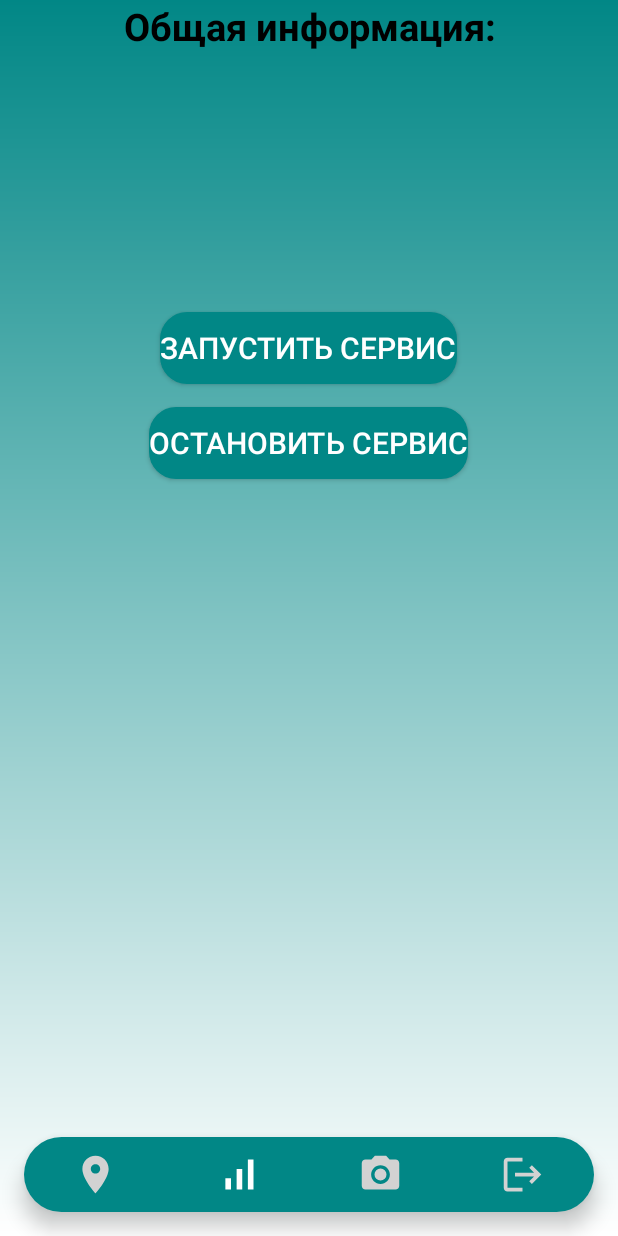
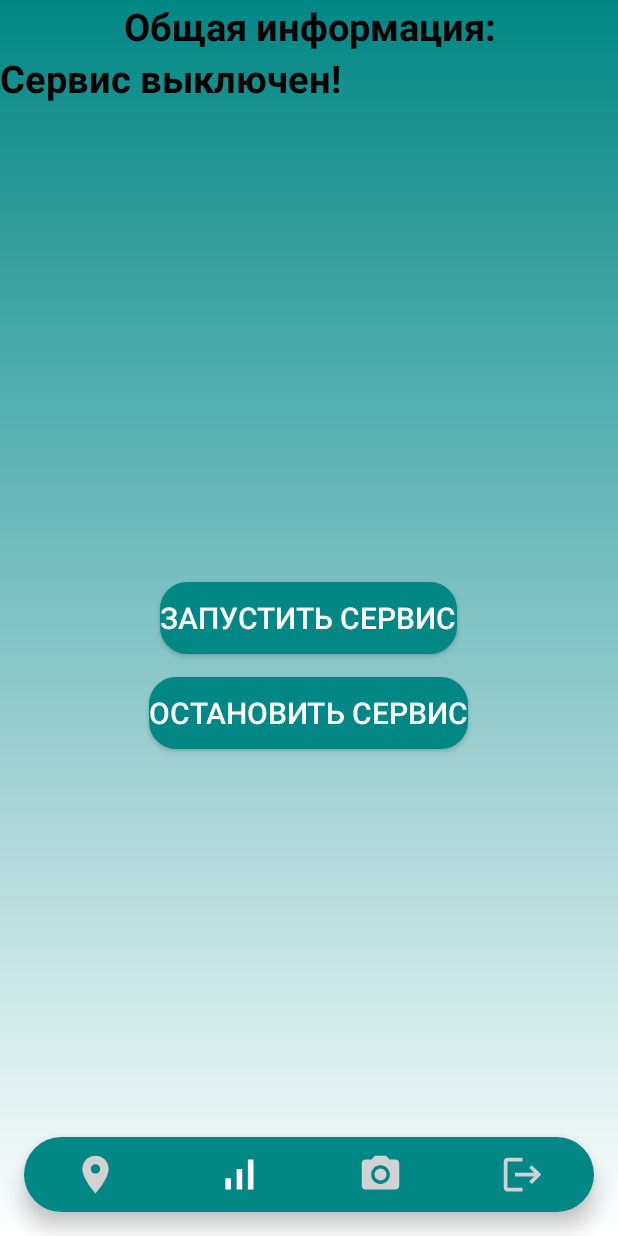
Before and after one commit to Windflawoffical/TheBestPrototype, an Android app: the SignalFragment screen opened through its navigation route, on a phone screen of 412 x 824 dp. Run offline under Robolectric (Android 15) with nearby library versions, the phone set to English and light mode, and no system bars.

Commit message:
Upgrade interface

```diff
--- a/app/src/main/java/com/example/thebestprototype/Screens/SignalFragment.java
+++ b/app/src/main/java/com/example/thebestprototype/Screens/SignalFragment.java
@@ -1,8 +1,10 @@
 package com.example.thebestprototype.Screens;
 
 import android.Manifest;
+import android.content.BroadcastReceiver;
 import android.content.Context;
 import android.content.Intent;
+import android.content.IntentFilter;
 import android.content.SharedPreferences;
 import android.os.Bundle;
 import android.preference.PreferenceManager;
@@ -30,6 +32,14 @@ public class SignalFragment extends Fragment {
 
     FragmentSignalBinding fragmentSignalBinding;
 
+    private final BroadcastReceiver receiver = new BroadcastReceiver() {
+        @Override
+        public void onReceive(Context context, Intent intent) {
+            int signal = intent.getIntExtra("Signal", 0);
+            fragmentSignalBinding.infoforsignal.setText(String.valueOf("Ваш уровень сигнала = " + signal));
+        }
+    };
+
     @Nullable
     @Override
     public View onCreateView(@NonNull LayoutInflater inflater, @Nullable ViewGroup container, @Nullable Bundle savedInstanceState) {
@@ -49,7 +59,10 @@ public class SignalFragment extends Fragment {
 
         requestPermissionLauncher.launch(Manifest.permission.ACCESS_FINE_LOCATION);
 
-        fragmentSignalBinding.StopService.setOnClickListener(v -> StopSignalService());
+        fragmentSignalBinding.StopService.setOnClickListener(v -> {
+            StopSignalService();
+            fragmentSignalBinding.infoforsignal.setText(String.valueOf("Сервис выключен!"));
+        });
 
         fragmentSignalBinding.bottomNavigation.setSelectedItemId(R.id.Signal);
         fragmentSignalBinding.bottomNavigation.setOnItemSelectedListener(item -> {
@@ -101,4 +114,16 @@ public class SignalFragment extends Fragment {
         getActivity().stopService(intent);
         Toast.makeText(getActivity().getApplicationContext(), "Signal service stopped", Toast.LENGTH_SHORT).show();
     }
+
+    @Override
+    public void onResume() {
+        super.onResume();
+        getActivity().registerReceiver(receiver, new IntentFilter("GET_SIGNAL"));
+    }
+
+    @Override
+    public void onPause() {
+        super.onPause();
+        getActivity().unregisterReceiver(receiver);
+    }
 }
--- a/app/src/main/res/layout/fragment_signal.xml
+++ b/app/src/main/res/layout/fragment_signal.xml
@@ -19,49 +19,22 @@
         android:id="@+id/infoforsignal"
         android:layout_width="match_parent"
         android:layout_height="wrap_content"
+        android:textStyle="bold"
+        android:textSize="25sp"
         android:textColor="@color/black"
-        android:textSize="25sp"
+        android:text="Сервис выключен!"
         android:layout_below="@+id/generalinformation" />
-    <TextView
-        android:id="@+id/signaldescription"
-        android:layout_width="match_parent"
-        android:layout_height="wrap_content"
-        android:textColor="@color/black"
-        android:textSize="25sp"
-        android:layout_below="@+id/infoforsignal" />
-    <TextView
-        android:id="@+id/telecommunicationsoperatorname"
-        android:layout_width="match_parent"
-        android:layout_height="wrap_content"
-        android:textColor="@color/black"
-        android:textSize="25sp"
-        android:layout_below="@+id/signaldescription" />
-    <TextView
-        android:id="@+id/telecommunicationsoperatornamecode"
-        android:layout_width="match_parent"
-        android:layout_height="wrap_content"
-        android:textColor="@color/black"
-        android:textSize="25sp"
-        android:layout_below="@+id/telecommunicationsoperatorname" />
-
-    <TextView
-        android:id="@+id/batterycharge"
-        android:layout_width="match_parent"
-        android:layout_height="wrap_content"
-        android:textColor="@color/black"
-        android:textSize="25sp"
-        android:layout_below="@+id/telecommunicationsoperatornamecode" />
 
     <androidx.appcompat.widget.AppCompatButton
         android:layout_width="wrap_content"
         android:layout_height="wrap_content"
+        android:text="Запустить сервис"
         android:layout_centerHorizontal="true"
-        android:text="Запустить сервис"
+        android:layout_centerVertical="true"
         android:textColor="@color/white"
         android:background="@drawable/shape"
         android:textSize="20sp"
-        android:id="@+id/StartService"
-        android:layout_below="@+id/batterycharge" />
+        android:id="@+id/StartService" />
 
     <androidx.appcompat.widget.AppCompatButton
         android:id="@+id/StopService"
@@ -69,6 +42,7 @@
         android:layout_height="wrap_content"
         android:layout_below="@+id/StartService"
         android:layout_centerHorizontal="true"
+        android:layout_centerVertical="true"
         android:layout_marginTop="15dp"
         android:background="@drawable/shape"
         android:text="Остановить сервис"
--- a/app/src/main/res/layout/fragment_signin.xml
+++ b/app/src/main/res/layout/fragment_signin.xml
@@ -52,6 +52,7 @@
         android:layout_marginTop="10dp"
         android:background="@drawable/shape"
         android:text="Совершенно другой мир..."
+        android:visibility="gone"
         android:textColor="@color/white"
         android:textSize="20sp"
         app:layout_constraintEnd_toEndOf="parent"
```
Also changed, not shown: app/src/main/java/com/example/thebestprototype/Services/SignalService.java (+7 -1 lines), app/src/main/res/layout/fragment_location.xml (+10 -7 lines).
